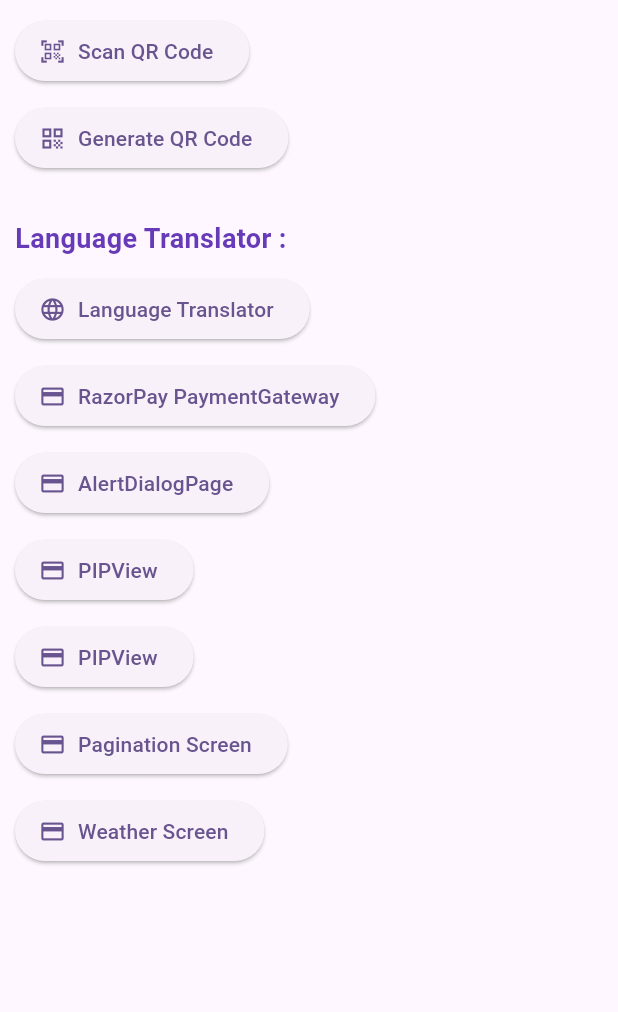
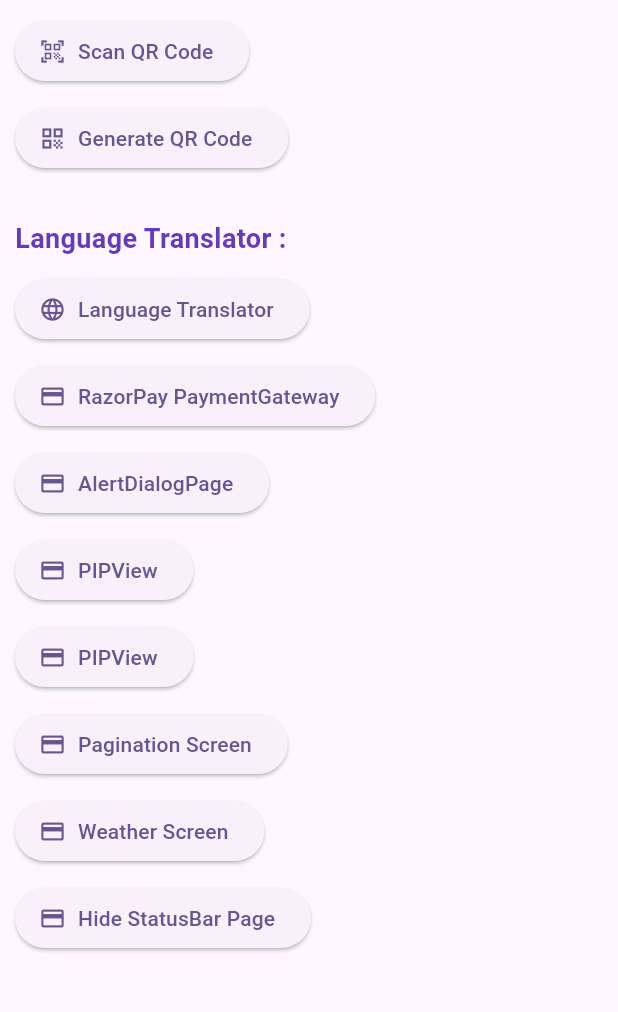
Before and after one commit to narayannalbhe/flutter_projects, a Flutter app: the screen it shows after launch, on a phone screen of 412 x 824 dp, the part 153-1165 px from its top. Run offline on Flutter 3.47's test engine with Material 2 defaults, Android fonts, the phone set to English and light mode, and no system bars; our stand-ins replace cloud_firestore, firebase_auth, firebase_core, fluttertoast, qr_flutter; missing offline and left inert: flutter_barcode_scanner, razorpay_flutter, translator; accounts and stored records are empty.

Commit message:
15 april master commit status

```diff
--- a/lib/main.dart
+++ b/lib/main.dart
@@ -1,6 +1,7 @@
 import 'package:firebase_core/firebase_core.dart';
 import 'package:flutter/material.dart';
 import 'package:flutter/services.dart';
+import 'package:flutter_projects/SignInPage.dart';
 import 'package:flutter_projects/qr_code_scanner_project/view/home_page.dart';
 import 'package:flutter_projects/task_management/view/TaskHomePage.dart';
 
@@ -30,7 +31,8 @@ class MyApp extends StatelessWidget {
         colorScheme: ColorScheme.fromSeed(seedColor: Colors.deepPurple),
         useMaterial3: true,
       ),
-      home: const HomePage(),
+       home: const HomePage(),
+//      home: const SignInPage(),
       // home: const TaskHomePage(),
     );
   }
--- a/lib/qr_code_scanner_project/view/home_page.dart
+++ b/lib/qr_code_scanner_project/view/home_page.dart
@@ -6,6 +6,7 @@ import 'package:flutter_projects/pagination/pagination_screen.dart';
 import 'package:flutter_projects/pic_in_picture/pic_in_picture.dart';
 import 'package:flutter_projects/qr_code_scanner_project/view/generate_qr_code.dart';
 import 'package:flutter_projects/qr_code_scanner_project/view/scan_qr_code.dart';
+import 'package:flutter_projects/statusbar/status_bar.dart';
 import 'package:flutter_projects/weather_project/view/WeatherHomePage.dart';
 import 'package:flutter_projects/weather_project/view/home/home.dart';
 
@@ -29,6 +30,8 @@ class _HomePageState extends State<HomePage> {
       ),
       body: Padding(
         padding: const EdgeInsets.symmetric(horizontal: 10.0),
+        child: SingleChildScrollView(
+          scrollDirection: Axis.vertical,
           child: Column(
             crossAxisAlignment: CrossAxisAlignment.start,
             children: [
@@ -156,7 +159,23 @@ class _HomePageState extends State<HomePage> {
                 icon: Icon(Icons.payment),
                 label: Text('Weather Screen'),
               ),
+
+
+
+              SizedBox(height: 10),
+              ElevatedButton.icon(
+                onPressed: () {
+                  Navigator.push(
+                    context,
+                    MaterialPageRoute(builder: (context) => HideStatusBarPage()),
+                  );
+                },
+                icon: Icon(Icons.payment),
+                label: Text('Hide StatusBar Page'),
+              ),
+
             ],
+          ),
         ),
       ),
     );
```
Also changed, not shown: lib/statusbar/status_bar.dart (added, +40 -0 lines), lib/task_management/mainDart/main.dart (added, +33 -0 lines), 1 other file. Lines whose indentation alone changed are shown as unchanged.
